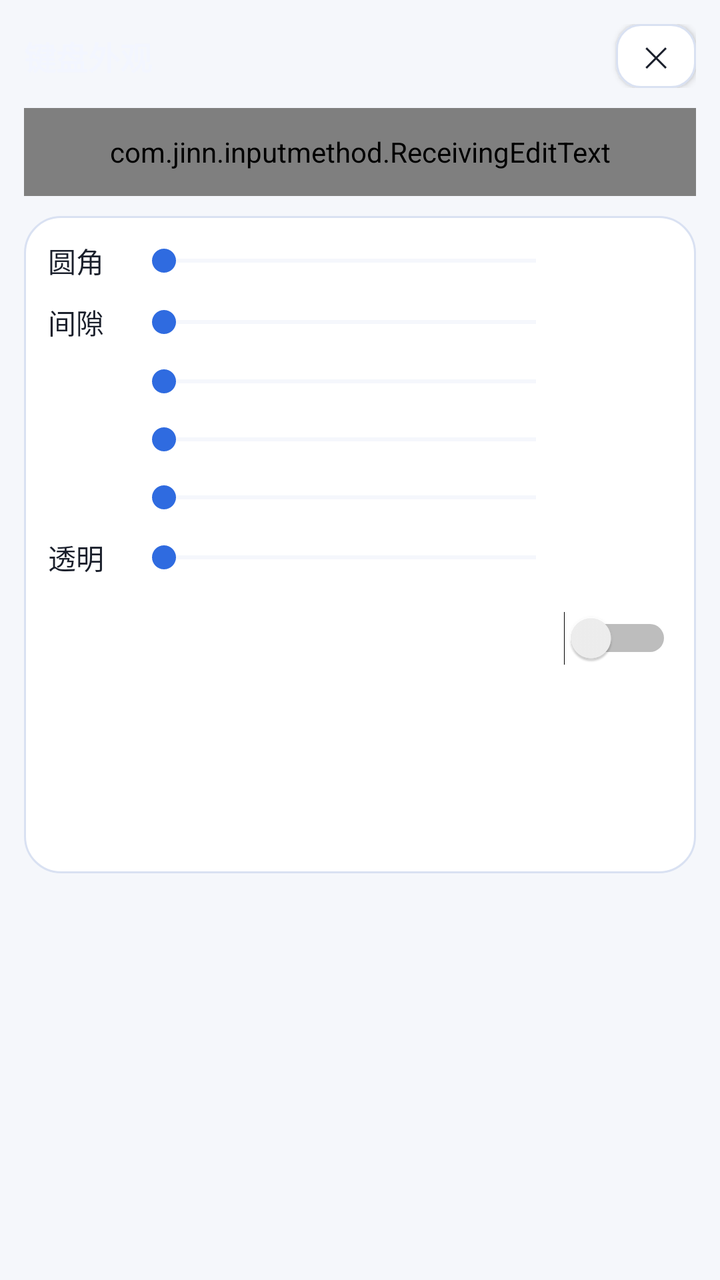
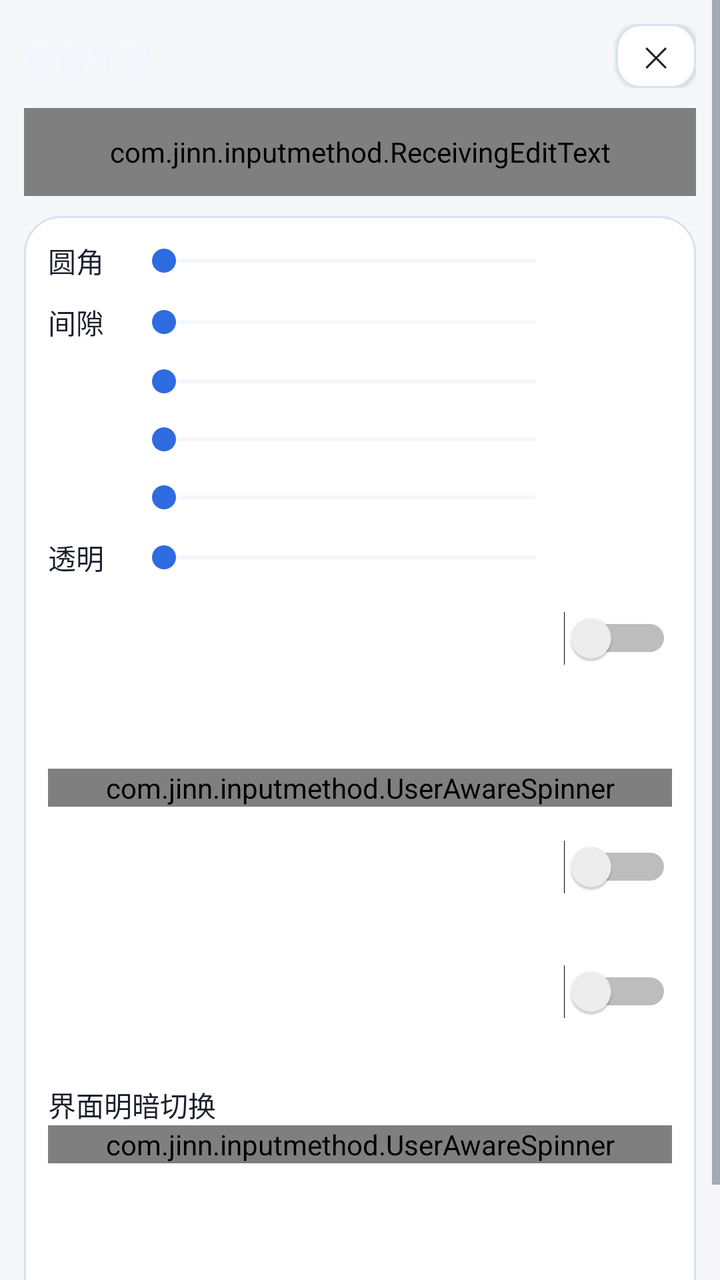

Before-and-after screenshots of an Android layout around one commit, followed by the original layout XML and the change that was made.
<!-- AndroidManifest.xml: application theme AppTheme -->
<!-- res/layout/activity_key_appearance.xml -->
<?xml version="1.0" encoding="utf-8"?>
<ScrollView xmlns:android="http://schemas.android.com/apk/res/android"
    android:layout_width="match_parent"
    android:layout_height="match_parent"
    android:fitsSystemWindows="true"
    android:overScrollMode="never">

    <LinearLayout
        android:layout_width="match_parent"
        android:layout_height="wrap_content"
        android:orientation="vertical"
        android:padding="12dp">

        <LinearLayout
            android:layout_width="match_parent"
            android:layout_height="wrap_content"
            android:gravity="center_vertical"
            android:orientation="horizontal">

            <TextView
                android:layout_width="0dp"
                android:layout_height="wrap_content"
                android:layout_weight="1"
                android:text="@string/key_appearance_title"
                android:textColor="@color/key_appearance_fg"
                android:textSize="16sp"
                android:textStyle="bold" />

            <Button
                style="@style/SettingsButton"
                android:id="@+id/btn_key_appearance_close"
                android:layout_width="40dp"
                android:layout_height="32dp"
                android:minWidth="0dp"
                android:paddingStart="0dp"
                android:paddingEnd="0dp"
                android:text="@string/symbol_order_close"
                android:textSize="14sp" />
        </LinearLayout>

        
        <com.jinn.inputmethod.ReceivingEditText
            android:layout_width="match_parent"
            android:layout_height="44dp"
            android:layout_marginTop="10dp"
            android:layout_marginBottom="10dp"
            android:background="@drawable/field_aurora"
            android:hint="@string/settings_ime_test_hint"
            android:importantForAutofill="no"
            android:imeOptions="actionDone"
            android:inputType="text"
            android:maxLines="1"
            android:paddingStart="12dp"
            android:paddingEnd="12dp"
            android:textColor="@color/text_primary"
            android:textColorHint="@color/text_secondary"
            android:textSize="14sp" />

        <LinearLayout
            android:layout_width="match_parent"
            android:layout_height="wrap_content"
            android:background="@drawable/card_aurora"
            android:orientation="vertical"
            android:padding="12dp">

            
            <LinearLayout
                android:layout_width="match_parent"
                android:layout_height="wrap_content"
                android:gravity="center_vertical"
                android:orientation="horizontal">

                <TextView
                    android:layout_width="wrap_content"
                    android:layout_height="wrap_content"
                    android:minWidth="32dp"
                    android:text="@string/key_corner_title"
                    android:textColor="@color/text_primary"
                    android:textSize="14sp" />

                <SeekBar
                    android:id="@+id/seek_key_corner"
                    android:layout_width="0dp"
                    android:layout_height="wrap_content"
                    android:layout_marginStart="10dp"
                    android:layout_weight="1"
                    android:progressBackgroundTint="@color/card_stroke"
                    android:progressTint="@color/accent"
                    android:thumbTint="@color/accent" />

                <TextView
                    android:id="@+id/text_key_corner"
                    android:layout_width="wrap_content"
                    android:layout_height="wrap_content"
                    android:gravity="end"
                    android:minWidth="52dp"
                    android:textColor="@color/accent"
                    android:textSize="13sp" />
            </LinearLayout>

            
            <LinearLayout
                android:layout_width="match_parent"
                android:layout_height="wrap_content"
                android:layout_marginTop="10dp"
                android:gravity="center_vertical"
                android:orientation="horizontal">

                <TextView
                    android:layout_width="wrap_content"
                    android:layout_height="wrap_content"
                    android:minWidth="32dp"
                    android:text="@string/key_gap_title"
                    android:textColor="@color/text_primary"
                    android:textSize="14sp" />

                <SeekBar
                    android:id="@+id/seek_key_gap"
                    android:layout_width="0dp"
                    android:layout_height="wrap_content"
                    android:layout_marginStart="10dp"
                    android:layout_weight="1"
                    android:progressBackgroundTint="@color/card_stroke"
                    android:progressTint="@color/accent"
                    android:thumbTint="@color/accent" />

                <TextView
                    android:id="@+id/text_key_gap"
                    android:layout_width="wrap_content"
                    android:layout_height="wrap_content"
                    android:gravity="end"
                    android:minWidth="52dp"
                    android:textColor="@color/accent"
                    android:textSize="13sp" />
            </LinearLayout>

            
            <LinearLayout
                android:layout_width="match_parent"
                android:layout_height="wrap_content"
                android:layout_marginTop="10dp"
                android:gravity="center_vertical"
                android:orientation="horizontal">

                <TextView
                    android:id="@+id/label_key_height"
                    android:layout_width="wrap_content"
                    android:layout_height="wrap_content"
                    android:minWidth="32dp"
                    android:textColor="@color/text_primary"
                    android:textSize="14sp" />

                <SeekBar
                    android:id="@+id/seek_key_height"
                    android:layout_width="0dp"
                    android:layout_height="wrap_content"
                    android:layout_marginStart="10dp"
                    android:layout_weight="1"
                    android:progressBackgroundTint="@color/card_stroke"
                    android:progressTint="@color/accent"
                    android:thumbTint="@color/accent" />

                <TextView
                    android:id="@+id/text_key_height"
                    android:layout_width="wrap_content"
                    android:layout_height="wrap_content"
                    android:gravity="end"
                    android:minWidth="52dp"
                    android:textColor="@color/accent"
                    android:textSize="13sp" />
            </LinearLayout>

            
            <LinearLayout
                android:layout_width="match_parent"
                android:layout_height="wrap_content"
                android:layout_marginTop="10dp"
                android:gravity="center_vertical"
                android:orientation="horizontal">

                <TextView
                    android:id="@+id/label_candidate_spacing"
                    android:layout_width="wrap_content"
                    android:layout_height="wrap_content"
                    android:minWidth="32dp"
                    android:textColor="@color/text_primary"
                    android:textSize="14sp" />

                <SeekBar
                    android:id="@+id/seek_candidate_spacing"
                    android:layout_width="0dp"
                    android:layout_height="wrap_content"
                    android:layout_marginStart="10dp"
                    android:layout_weight="1"
                    android:progressBackgroundTint="@color/card_stroke"
                    android:progressTint="@color/accent"
                    android:thumbTint="@color/accent" />

                <TextView
                    android:id="@+id/text_candidate_spacing"
                    android:layout_width="wrap_content"
                    android:layout_height="wrap_content"
                    android:gravity="end"
                    android:minWidth="52dp"
                    android:textColor="@color/accent"
                    android:textSize="13sp" />
            </LinearLayout>

            
            <LinearLayout
                android:layout_width="match_parent"
                android:layout_height="wrap_content"
                android:layout_marginTop="10dp"
                android:gravity="center_vertical"
                android:orientation="horizontal">

                <TextView
                    android:id="@+id/label_candidate_text_size"
                    android:layout_width="wrap_content"
                    android:layout_height="wrap_content"
                    android:minWidth="32dp"
                    android:textColor="@color/text_primary"
                    android:textSize="14sp" />

                <SeekBar
                    android:id="@+id/seek_candidate_text_size"
                    android:layout_width="0dp"
                    android:layout_height="wrap_content"
                    android:layout_marginStart="10dp"
                    android:layout_weight="1"
                    android:progressBackgroundTint="@color/card_stroke"
                    android:progressTint="@color/accent"
                    android:thumbTint="@color/accent" />

                <TextView
                    android:id="@+id/text_candidate_text_size"
                    android:layout_width="wrap_content"
                    android:layout_height="wrap_content"
                    android:gravity="end"
                    android:minWidth="52dp"
                    android:textColor="@color/accent"
                    android:textSize="13sp" />
            </LinearLayout>

            
            <LinearLayout
                android:layout_width="match_parent"
                android:layout_height="wrap_content"
                android:layout_marginTop="10dp"
                android:gravity="center_vertical"
                android:orientation="horizontal">

                <TextView
                    android:layout_width="wrap_content"
                    android:layout_height="wrap_content"
                    android:minWidth="32dp"
                    android:text="@string/key_transparency_title"
                    android:textColor="@color/text_primary"
                    android:textSize="14sp" />

                <SeekBar
                    android:id="@+id/seek_key_transparency"
                    android:layout_width="0dp"
                    android:layout_height="wrap_content"
                    android:layout_marginStart="10dp"
                    android:layout_weight="1"
                    android:progressBackgroundTint="@color/card_stroke"
                    android:progressTint="@color/accent"
                    android:thumbTint="@color/accent" />

                <TextView
                    android:id="@+id/text_key_transparency"
                    android:layout_width="wrap_content"
                    android:layout_height="wrap_content"
                    android:gravity="end"
                    android:minWidth="52dp"
                    android:textColor="@color/accent"
                    android:textSize="13sp" />
            </LinearLayout>

            
            <Switch
                android:id="@+id/switch_letter_uppercase"
                android:layout_width="match_parent"
                android:layout_height="wrap_content"
                android:layout_marginTop="10dp"
                android:minHeight="40dp"
                android:textColor="@color/text_primary"
                android:textSize="14sp" />

            <TextView
                android:id="@+id/text_letter_upper_desc"
                android:layout_width="match_parent"
                android:layout_height="wrap_content"
                android:paddingStart="4dp"
                android:paddingEnd="4dp"
                android:textColor="@color/text_primary"
                android:textSize="12sp" />

            
            <TextView
                android:id="@+id/text_skin_light_title"
                android:layout_width="match_parent"
                android:layout_height="wrap_content"
                android:layout_marginTop="12dp"
                android:autoSizeMaxTextSize="13sp"
                android:autoSizeMinTextSize="9sp"
                android:autoSizeTextType="uniform"
                android:maxLines="1"
                android:textColor="@color/text_primary"
                android:textSize="13sp" />

            <LinearLayout
                android:id="@+id/skin_row_light"
                android:layout_width="match_parent"
                android:layout_height="wrap_content"
                android:layout_marginTop="6dp"
                android:orientation="vertical" />

            <TextView
                android:id="@+id/text_skin_dark_title"
                android:layout_width="match_parent"
                android:layout_height="wrap_content"
                android:layout_marginTop="10dp"
                android:autoSizeMaxTextSize="13sp"
                android:autoSizeMinTextSize="9sp"
                android:autoSizeTextType="uniform"
                android:maxLines="1"
                android:textColor="@color/text_primary"
                android:textSize="13sp" />

            <LinearLayout
                android:id="@+id/skin_row_dark"
                android:layout_width="match_parent"
                android:layout_height="wrap_content"
                android:layout_marginTop="6dp"
                android:orientation="vertical" />

        </LinearLayout>
    </LinearLayout>
</ScrollView>
<!-- resources referenced by this layout -->
<resources>
  <color name="accent">#2F6BE0</color>
  <color name="card_stroke">#D9E1F2</color>
  <color name="key_appearance_fg">#F3F6FF</color>
  <color name="text_primary">#1A1F2B</color>
  <color name="text_secondary">#5A6474</color>
  <!-- drawable card_aurora (drawable) -->
  <?xml version="1.0" encoding="utf-8"?>
  <shape xmlns:android="http://schemas.android.com/apk/res/android"
      android:shape="rectangle">
      <solid android:color="@color/card_bg" />
      <corners android:radius="18dp" />
      <stroke
          android:width="1dp"
          android:color="@color/card_stroke" />
  </shape>
  <!-- drawable field_aurora (drawable) -->
  <?xml version="1.0" encoding="utf-8"?>
  <selector xmlns:android="http://schemas.android.com/apk/res/android">
      <item android:state_focused="true">
          <shape android:shape="rectangle">
              <solid android:color="@color/field_bg" />
              <corners android:radius="12dp" />
              <stroke
                  android:width="1.5dp"
                  android:color="@color/aurora_cyan" />
          </shape>
      </item>
      <item>
          <shape android:shape="rectangle">
              <solid android:color="@color/field_bg" />
              <corners android:radius="12dp" />
              <stroke
                  android:width="1dp"
                  android:color="@color/card_stroke" />
          </shape>
      </item>
  </selector>
  <string name="key_appearance_title">键盘外观</string>
  <string name="key_corner_title">圆角</string>
  <string name="key_gap_title">间隙</string>
  <string name="key_transparency_title">透明</string>
  <string name="settings_ime_test_hint">点这里唤起键盘</string>
  <string name="symbol_order_close">✕</string>
  <style name="SettingsButton">
          <item name="android:layout_width">match_parent</item>
          <item name="android:layout_height">40dp</item>
          <item name="android:background">@drawable/btn_aurora_secondary</item>
          <item name="android:textColor">@color/text_primary</item>
          <item name="android:textSize">13sp</item>
          <item name="android:gravity">center</item>
      </style>
  <color name="card_bg">#FFFFFF</color>
  <color name="field_bg">#F1F4FC</color>
  <color name="aurora_cyan">#0A7A90</color>
  <!-- drawable btn_aurora_secondary (drawable) -->
  <?xml version="1.0" encoding="utf-8"?>
  <ripple xmlns:android="http://schemas.android.com/apk/res/android"
      android:color="@color/ripple_on_surface">
      <item>
          <shape android:shape="rectangle">
              <solid android:color="@color/btn_secondary_bg" />
              <corners android:radius="12dp" />
              <stroke
                  android:width="1dp"
                  android:color="@color/card_stroke" />
          </shape>
      </item>
  </ripple>
  <color name="app_bg">#F5F7FB</color>
  <color name="nav_bar">#1A1F2B</color>
  <style name="AppDialogTheme" parent="@android:style/Theme.Material.Light.Dialog.Alert">
          <item name="android:colorAccent">@color/accent</item>
          <item name="android:colorBackground">@color/app_bg</item>
          <item name="android:textColorPrimary">@color/text_primary</item>
          <item name="android:textColorSecondary">@color/text_secondary</item>
      </style>
  <color name="ripple_on_surface">#1A000000</color>
  <color name="btn_secondary_bg">#FFFFFF</color>
  <!-- unchanged entries left out for length: 1 -->
</resources>

<!-- the commit's change to res/layout/activity_key_appearance.xml (unified diff, before → after) -->
@@ -299,6 +299,119 @@
 
             
             <TextView
+                android:id="@+id/label_candidate_rows"
+                android:layout_width="wrap_content"
+                android:layout_height="wrap_content"
+                android:layout_marginTop="10dp"
+                android:minWidth="32dp"
+                android:textColor="@color/text_primary"
+                android:textSize="14sp" />
+
+            <com.jinn.inputmethod.UserAwareSpinner
+                android:id="@+id/spinner_candidate_rows"
+                android:layout_width="match_parent"
+                android:layout_height="wrap_content"
+                android:spinnerMode="dropdown" />
+
+            <Switch
+                android:id="@+id/switch_key_hint"
+                android:layout_width="match_parent"
+                android:layout_height="wrap_content"
+                android:layout_marginTop="10dp"
+                android:minHeight="40dp"
+                android:textColor="@color/text_primary"
+                android:textSize="14sp" />
+
+            <TextView
+                android:id="@+id/text_key_hint_desc"
+                android:layout_width="match_parent"
+                android:layout_height="wrap_content"
+                android:paddingStart="4dp"
+                android:paddingEnd="4dp"
+                android:textColor="@color/text_primary"
+                android:textSize="12sp" />
+
+            <Switch
+                android:id="@+id/switch_pinyin_quanpin"
+                android:layout_width="match_parent"
+                android:layout_height="wrap_content"
+                android:layout_marginTop="6dp"
+                android:minHeight="40dp"
+                android:textColor="@color/text_primary"
+                android:textSize="14sp" />
+
+            <TextView
+                android:id="@+id/text_pinyin_quanpin_desc"
+                android:layout_width="match_parent"
+                android:layout_height="wrap_content"
+                android:paddingStart="4dp"
+                android:paddingEnd="4dp"
+                android:textColor="@color/text_primary"
+                android:textSize="12sp" />
+
+            <TextView
+                android:id="@+id/label_theme_mode"
+                android:layout_width="wrap_content"
+                android:layout_height="wrap_content"
+                android:layout_marginTop="10dp"
+                android:minWidth="32dp"
+                android:text="@string/theme_card_title"
+                android:textColor="@color/text_primary"
+                android:textSize="14sp" />
+
+            <com.jinn.inputmethod.UserAwareSpinner
+                android:id="@+id/spinner_theme"
+                android:layout_width="match_parent"
+                android:layout_height="wrap_content"
+                android:spinnerMode="dropdown" />
+
+            <TextView
+                android:id="@+id/text_theme_desc"
+                android:layout_width="match_parent"
+                android:layout_height="wrap_content"
+                android:paddingStart="4dp"
+                android:paddingEnd="4dp"
+                android:textColor="@color/text_primary"
+                android:textSize="12sp" />
+
+            <LinearLayout
+                android:id="@+id/row_theme_schedule"
+                android:layout_width="match_parent"
+                android:layout_height="wrap_content"
+                android:layout_marginTop="6dp"
+                android:orientation="horizontal"
+                android:visibility="gone">
+
+                <Button
+                    style="@style/SettingsButton"
+                    android:id="@+id/btn_theme_light_at"
+                    android:layout_width="0dp"
+                    android:layout_height="wrap_content"
+                    android:layout_weight="1"
+                    android:minWidth="0dp" />
+
+                <Button
+                    style="@style/SettingsButton"
+                    android:id="@+id/btn_theme_dark_at"
+                    android:layout_width="0dp"
+                    android:layout_height="wrap_content"
+                    android:layout_marginStart="8dp"
+                    android:layout_weight="1"
+                    android:minWidth="0dp" />
+            </LinearLayout>
+
+            <TextView
+                android:id="@+id/text_theme_schedule_hint"
+                android:layout_width="match_parent"
+                android:layout_height="wrap_content"
+                android:paddingStart="4dp"
+                android:paddingEnd="4dp"
+                android:text="@string/theme_schedule_hint"
+                android:textColor="@color/text_primary"
+                android:textSize="12sp"
+                android:visibility="gone" />
+            
+            <TextView
                 android:id="@+id/text_skin_light_title"
                 android:layout_width="match_parent"
                 android:layout_height="wrap_content"
<!-- resource entries referenced after the edit -->
@@ -43,6 +43,8 @@
   <string name="key_transparency_title">透明</string>
   <string name="settings_ime_test_hint">点这里唤起键盘</string>
   <string name="symbol_order_close">✕</string>
+  <string name="theme_card_title">界面明暗切换</string>
+  <string name="theme_schedule_hint">定时模式：到达设定时刻自动切换，停留在本页也会准点刷新</string>
   <style name="SettingsButton">
           <item name="android:layout_width">match_parent</item>
           <item name="android:layout_height">40dp</item>
